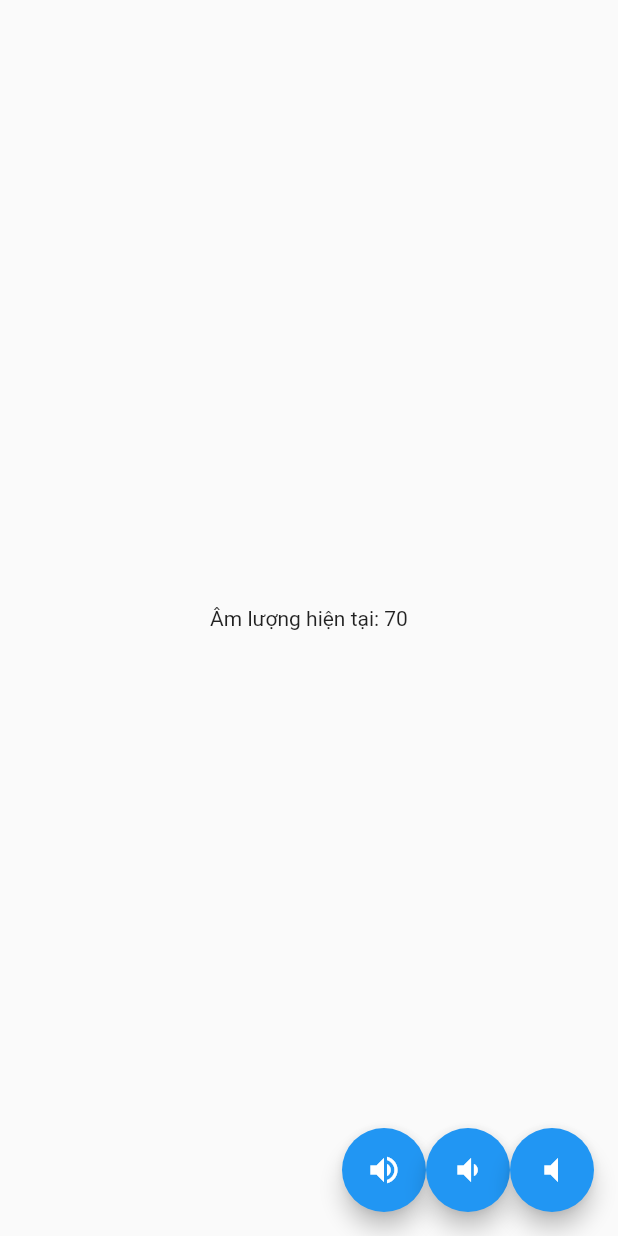
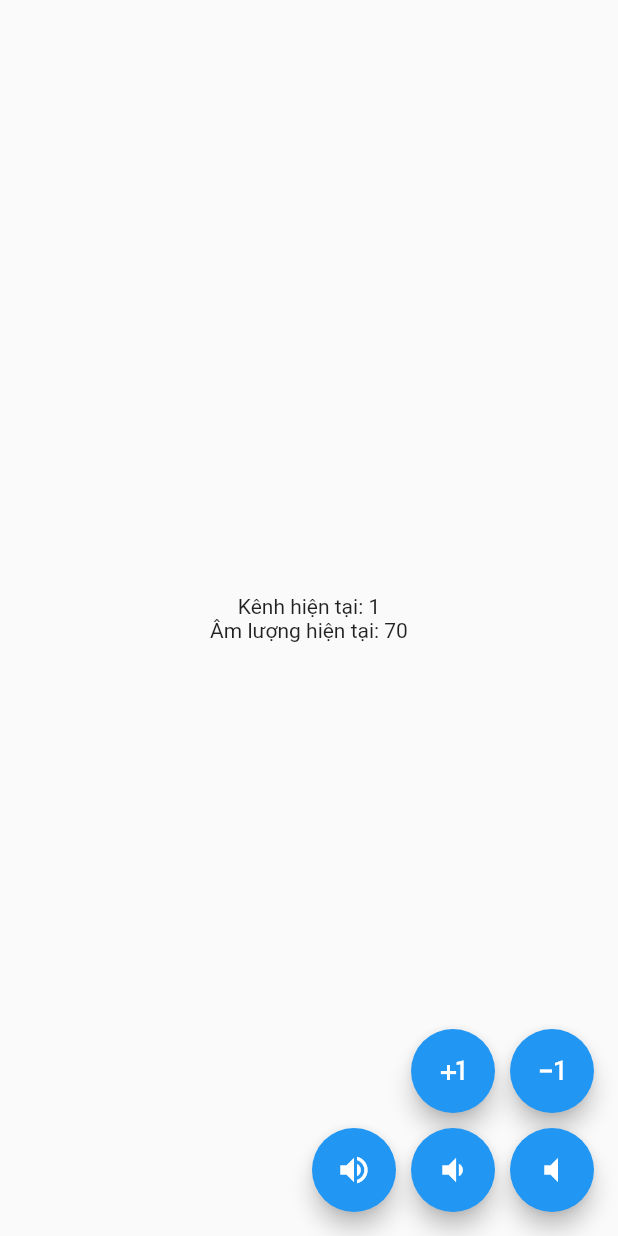
Before and after one commit to DuyLeHong/bloc_example, a Flutter app: the screen it shows after launch, on a phone screen of 412 x 824 dp. Run offline on Flutter 3.47's test engine with Material 2 defaults, Android fonts, the phone set to English and light mode, and no system bars.

Commit message:
BloC Example - update code - add channel state

```diff
--- a/lib/RemoteBloc.dart
+++ b/lib/RemoteBloc.dart
@@ -5,7 +5,7 @@ import 'RemoteState.dart';
 
 
 class RemoteBloc {
-  var state = RemoteState(70); // init giá trị khởi tạo của RemoteState. Giả sử TV ban đầu có âm lượng 70
+  var state = RemoteState(volume: 70, channel: 1); // init giá trị khởi tạo của RemoteState. Giả sử TV ban đầu có âm lượng 70
 
   // tạo 2 controller
   // 1 cái quản lý event, đảm nhận nhiệm vụ nhận event từ UI
@@ -22,13 +22,19 @@ class RemoteBloc {
 
       if (event is IncrementEvent) {
         // nếu eventController vừa add vào 1 IncrementEvent thì chúng ta xử lý tăng âm lượng
-        state = RemoteState(state.volume + event.increment);
+        state.volume = (state.volume! + event.increment);
       } else if (event is DecrementEvent) {
         // xử lý giảm âm lượng
-        state = RemoteState(state.volume - event.decrement);
-      } else {
+        state.volume = state.volume! - event.decrement;
+      } else if (event is MuteEvent) {
         // xử lý mute
-        state = RemoteState(0);
+        state.volume = 0;
+      } else if (event is IncrementChanelEvent) {
+        // xử lý mute
+        state.channel = state.channel! + event.increment;
+      } else if (event is DecrementChannelEvent) {
+        // xử lý mute
+        state.channel = state.channel! - event.decrement;
       }
 
       // add state mới vào stateController để bên UI nhận được
--- a/lib/RemoteEvent.dart
+++ b/lib/RemoteEvent.dart
@@ -16,3 +16,15 @@ class DecrementEvent extends RemoteEvent {
 
 // event mute
 class MuteEvent extends RemoteEvent {}
+
+class IncrementChanelEvent extends RemoteEvent {
+  IncrementChanelEvent({this.increment = 1});
+
+  int increment;
+}
+
+class DecrementChannelEvent extends RemoteEvent {
+  DecrementChannelEvent({this.decrement = 1});
+
+  int decrement;
+}
--- a/lib/RemoteState.dart
+++ b/lib/RemoteState.dart
@@ -1,5 +1,6 @@
 class RemoteState {
-  RemoteState(this.volume);
+  RemoteState({this.volume, this.channel});
 
-  final int volume;
+  int? volume;
+  int? channel;
 }
--- a/lib/main.dart
+++ b/lib/main.dart
@@ -1,4 +1,3 @@
-
 import 'package:flutter/material.dart';
 
 import 'RemoteBloc.dart';
@@ -39,28 +38,77 @@ class _MyHomePageState extends State<MyHomePage> {
   Widget build(BuildContext context) {
     return Scaffold(
       body: Center(
-        child: StreamBuilder<RemoteState>( // sử dụng StreamBuilder để lắng nghe Stream <=== new
-          stream: bloc.stateController.stream, // truyền stream của stateController vào để lắng nghe <=== new
-          initialData: bloc.state, // giá trị khởi tạo chính là volume 70 hiện tại <=== new
+        child: StreamBuilder<RemoteState>(
+          // sử dụng StreamBuilder để lắng nghe Stream <=== new
+          stream: bloc.stateController.stream,
+          // truyền stream của stateController vào để lắng nghe <=== new
+          initialData: bloc.state,
+          // giá trị khởi tạo chính là volume 70 hiện tại <=== new
           builder: (BuildContext context, AsyncSnapshot<RemoteState> snapshot) {
-            return Text('Âm lượng hiện tại: ${snapshot.data?.volume}'); // update UI <=== new
+            return Column(
+              mainAxisAlignment: MainAxisAlignment.center,
+              crossAxisAlignment: CrossAxisAlignment.center,
+              children: [
+                Text('Kênh hiện tại: ${snapshot.data?.channel}'),
+                Text('Âm lượng hiện tại: ${snapshot.data?.volume}')
+              ],
+            ); // update UI <=== new
           },
         ),
       ),
-      floatingActionButton: Row(
+      floatingActionButton: Column(
+        mainAxisAlignment: MainAxisAlignment.end,
+        children: [
+          Row(
             mainAxisAlignment: MainAxisAlignment.end,
             children: <Widget>[
               FloatingActionButton(
-            onPressed: () => bloc.eventController.sink.add(IncrementEvent(5)), // add event <=== new
+                onPressed: () =>
+                    bloc.eventController.sink.add(IncrementChanelEvent(increment: 1)),
+                // add event <=== new
+                child: Icon(Icons.plus_one),
+              ),
+              SizedBox(
+                width: 10,
+              ),
+              FloatingActionButton(
+                onPressed: () =>
+                    bloc.eventController.sink.add(DecrementChannelEvent()),
+                // add event <=== new
+                child: Icon(Icons.exposure_minus_1),
+              )
+            ],
+          ),
+          SizedBox(
+            height: 10,
+          ),
+          Row(
+            mainAxisAlignment: MainAxisAlignment.end,
+            children: <Widget>[
+              FloatingActionButton(
+                onPressed: () =>
+                    bloc.eventController.sink.add(IncrementEvent(5)),
+                // add event <=== new
                 child: Icon(Icons.volume_up),
               ),
+              SizedBox(
+                width: 10,
+              ),
               FloatingActionButton(
-            onPressed: () => bloc.eventController.sink.add(DecrementEvent(10)), // add event <=== new
+                onPressed: () =>
+                    bloc.eventController.sink.add(DecrementEvent(10)),
+                // add event <=== new
                 child: Icon(Icons.volume_down),
               ),
+              SizedBox(
+                width: 10,
+              ),
               FloatingActionButton(
-            onPressed: () => bloc.eventController.sink.add(MuteEvent()), // add event <=== new
+                onPressed: () => bloc.eventController.sink.add(MuteEvent()),
+                // add event <=== new
                 child: Icon(Icons.volume_mute),
+              )
+            ],
           )
         ],
       ),
```
Lines whose indentation alone changed are shown as unchanged.
